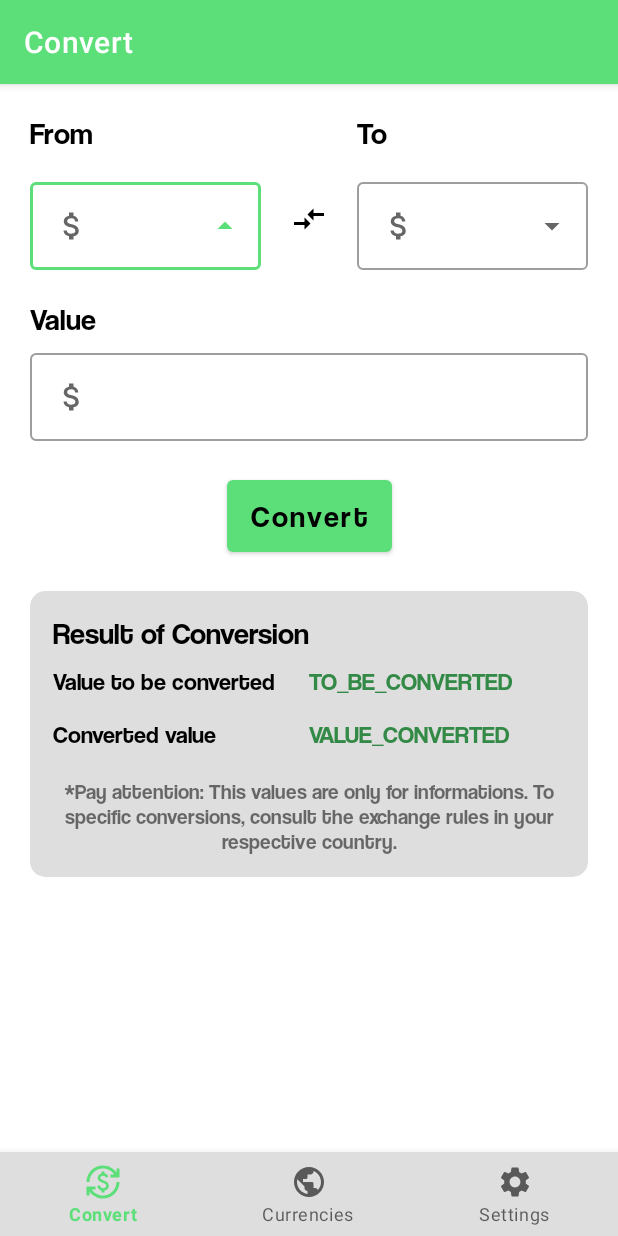
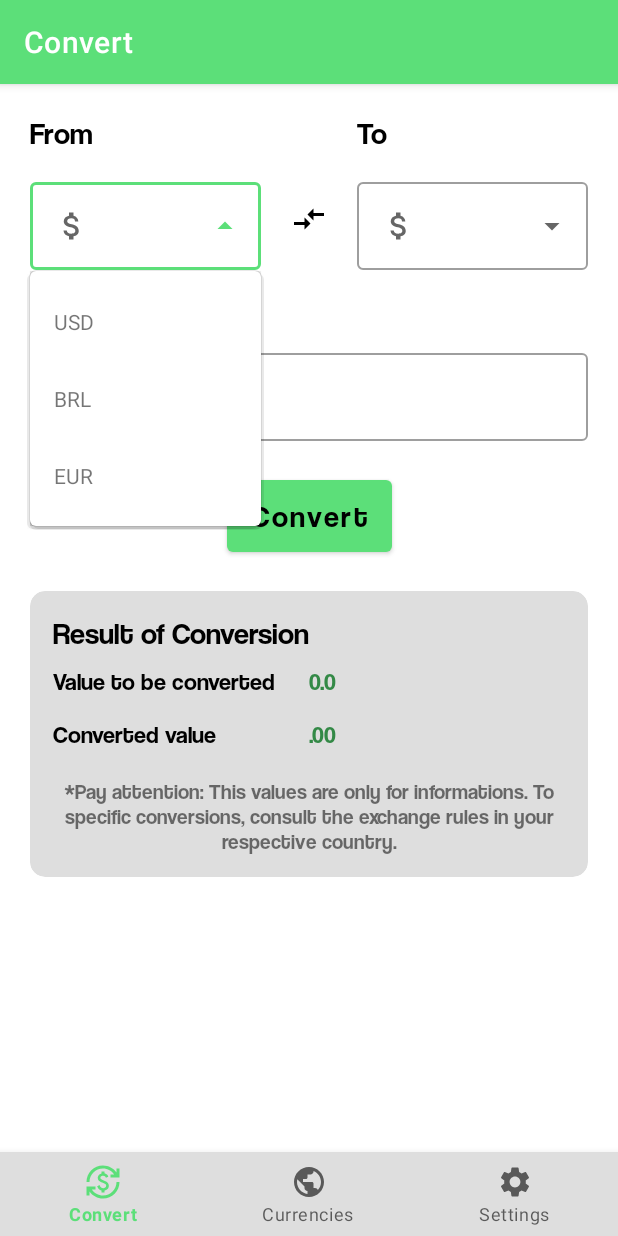
Before and after one commit to Gabriel-Bizarria/ConvertIt-App, an Android app: the screen it shows after launch (MainActivity), after a tap on an icon or button, on a phone screen of 412 x 824 dp. Run offline under Robolectric (Android 15) with nearby library versions, the phone set to English and light mode, and no system bars; our stand-ins replace navigation-ui; 1 other tap on this screen came first.

Commit message:
add: main currencies menu and card config

```diff
--- a/app/build.gradle
+++ b/app/build.gradle
@@ -17,6 +17,7 @@
     }
 
     buildFeatures{
+        dataBinding true
         viewBinding true
     }
 
--- a/app/src/main/java/com/convertit/convertitapp/ConversionFragment.kt
+++ b/app/src/main/java/com/convertit/convertitapp/ConversionFragment.kt
@@ -1,59 +1,71 @@
 package com.convertit.convertitapp
 
+import android.content.Context
 import android.os.Bundle
 import androidx.fragment.app.Fragment
 import android.view.LayoutInflater
 import android.view.View
 import android.view.ViewGroup
+import android.widget.ArrayAdapter
+import com.convertit.convertitapp.databinding.FragmentConversionBinding
 
-// TODO: Rename parameter arguments, choose names that match
-// the fragment initialization parameters, e.g. ARG_ITEM_NUMBER
-private const val ARG_PARAM1 = "param1"
-private const val ARG_PARAM2 = "param2"
+class ConversionFragment : Fragment() {
 
-/**
- * A simple [Fragment] subclass.
- * Use the [ConversionFragment.newInstance] factory method to
- * create an instance of this fragment.
- */
-class ConversionFragment : Fragment() {
-    // TODO: Rename and change types of parameters
-    private var param1: String? = null
-    private var param2: String? = null
+    private var _binding: FragmentConversionBinding? = null
+    private val binding get() = _binding!!
 
     override fun onCreate(savedInstanceState: Bundle?) {
         super.onCreate(savedInstanceState)
-        arguments?.let {
-            param1 = it.getString(ARG_PARAM1)
-            param2 = it.getString(ARG_PARAM2)
+
+
+
+    }
+
+    override fun onAttach(context: Context) {
+        super.onAttach(context)
+    }
+
+    override fun onCreateView(
+        inflater: LayoutInflater,
+        container: ViewGroup?,
+        savedInstanceState: Bundle?
+    ): View? {
+        // Inflate the layout for this fragment
+        _binding = FragmentConversionBinding.inflate(inflater, container, false)
+        val view = binding.root
+
+        //MOCK DE VALORES DE CONVERSÃO PARA TESTE
+        val USD = 5.02
+        val EUR = 5.56
+
+        binding.convertButton.setOnClickListener {
+            val value = binding.tiValue.text.toString().toDouble()
+            var valueConverted = value * USD
+
+            binding.tvValueToConvert.text = value.toString()
+            binding.tvResultConverted.text = formatter.format(valueConverted)
+
+            binding.cvResult.visibility = View.VISIBLE
+        }
+        return view
+    }
+
+    override fun onDestroyView() {
+        super.onDestroyView()
+        _binding = null
+    }
+
+    override fun onResume() {
+        super.onResume()
+
+        val currencies = resources.getStringArray(R.array.main_currencies_list)
+        val adapter = ArrayAdapter(requireContext(), R.layout.dropdown_list_currencies, currencies)
+
+        with(binding.itMainCurrencies){
+            setAdapter(adapter)
         }
     }
 
-    override fun onCreateView(
-        inflater: LayoutInflater, container: ViewGroup?,
-        savedInstanceState: Bundle?
-    ): View? {
-        // Inflate the layout for this fragment
-        return inflater.inflate(R.layout.fragment_conversion, container, false)
-    }
 
-    companion object {
-        /**
-         * Use this factory method to create a new instance of
-         * this fragment using the provided parameters.
-         *
-         * @param param1 Parameter 1.
-         * @param param2 Parameter 2.
-         * @return A new instance of fragment ConversionFragment.
-         */
-        // TODO: Rename and change types and number of parameters
-        @JvmStatic
-        fun newInstance(param1: String, param2: String) =
-            ConversionFragment().apply {
-                arguments = Bundle().apply {
-                    putString(ARG_PARAM1, param1)
-                    putString(ARG_PARAM2, param2)
-                }
-            }
-    }
+
 }
--- /dev/null
+++ b/app/src/main/java/com/convertit/convertitapp/DecimalFormatter.kt
@@ -0,0 +1,5 @@
+package com.convertit.convertitapp
+
+import java.text.DecimalFormat
+
+val formatter = DecimalFormat("#.00")
--- /dev/null
+++ b/app/src/main/res/layout/dropdown_list_currencies.xml
@@ -0,0 +1,6 @@
+<?xml version="1.0" encoding="utf-8"?>
+<TextView xmlns:android="http://schemas.android.com/apk/res/android"
+    android:id="@+id/textView"
+    android:layout_width="wrap_content"
+    android:layout_height="wrap_content"
+    android:padding="16dp"/>
--- a/app/src/main/res/layout/fragment_conversion.xml
+++ b/app/src/main/res/layout/fragment_conversion.xml
@@ -45,10 +45,12 @@
                     style="@style/Widget.MaterialComponents.TextInputLayout.OutlinedBox.ExposedDropdownMenu"
                     >
                     <AutoCompleteTextView
+                        android:id="@+id/it_main_currencies"
                         android:layout_width="match_parent"
                         android:layout_height="match_parent"
                         tools:hint="USD"
-                        android:drawableStart="@drawable/ic_money"/>
+                        android:drawableStart="@drawable/ic_money"
+                        android:inputType="none"/>
                 </com.google.android.material.textfield.TextInputLayout>
 
             </androidx.constraintlayout.widget.ConstraintLayout>
@@ -91,7 +93,8 @@
                         android:layout_width="match_parent"
                         android:layout_height="match_parent"
                         tools:hint="BRL"
-                        android:drawableStart="@drawable/ic_money"/>
+                        android:drawableStart="@drawable/ic_money"
+                        android:inputType="none"/>
                 </com.google.android.material.textfield.TextInputLayout>
 
             </androidx.constraintlayout.widget.ConstraintLayout>
@@ -123,10 +126,12 @@
             app:layout_constraintTop_toBottomOf="@id/tv_value">
 
             <com.google.android.material.textfield.TextInputEditText
+                android:id="@+id/ti_value"
                 android:layout_width="match_parent"
                 android:layout_height="match_parent"
                 android:drawableStart="@drawable/ic_money"
-                android:inputType="numberDecimal"/>
+                android:inputType="numberDecimal"
+                android:maxLines="1"/>
         </com.google.android.material.textfield.TextInputLayout>
 
 
@@ -146,6 +151,7 @@
             />
 
         <androidx.cardview.widget.CardView
+            android:id="@+id/cv_result"
             android:layout_width="match_parent"
             android:layout_height="wrap_content"
             app:layout_constraintTop_toBottomOf="@id/convert_button"
@@ -154,7 +160,7 @@
             android:backgroundTint="@color/lighter_gray"
             android:layout_margin="20dp"
             app:cardCornerRadius="10dp"
-            android:visibility="visible">
+            android:visibility="gone">
 
             <androidx.constraintlayout.widget.ConstraintLayout
                 android:layout_width="match_parent"
@@ -191,6 +197,7 @@
                         android:textSize="16sp" />
 
                     <TextView
+                        android:id="@+id/tv_value_to_convert"
                         android:layout_width="match_parent"
                         android:layout_height="wrap_content"
                         android:layout_weight="1"
@@ -220,6 +227,7 @@
                         android:textSize="16sp" />
 
                     <TextView
+                        android:id="@+id/tv_result_converted"
                         android:layout_width="match_parent"
                         android:layout_height="wrap_content"
                         android:layout_weight="1"
--- a/app/src/main/res/values/strings.xml
+++ b/app/src/main/res/values/strings.xml
@@ -1,6 +1,5 @@
 <resources>
     <string name="app_name">ConvertItApp</string>
-
     <string name="hello_blank_fragment">Hello blank fragment</string>
     <string name="phrase_attention">*Pay attention: This values are only for informations.
         To specific conversions, consult the exchange rules in your respective country.</string>
@@ -12,4 +11,12 @@
     <string name="convert">Convert</string>
     <string name="value">Value</string>
     <string name="from">From</string>
+
+    <!-- DropDown Menu-->
+
+    <string-array name="main_currencies_list">
+        <item>USD</item>
+        <item>BRL</item>
+        <item>EUR</item>
+    </string-array>
 </resources>
```
